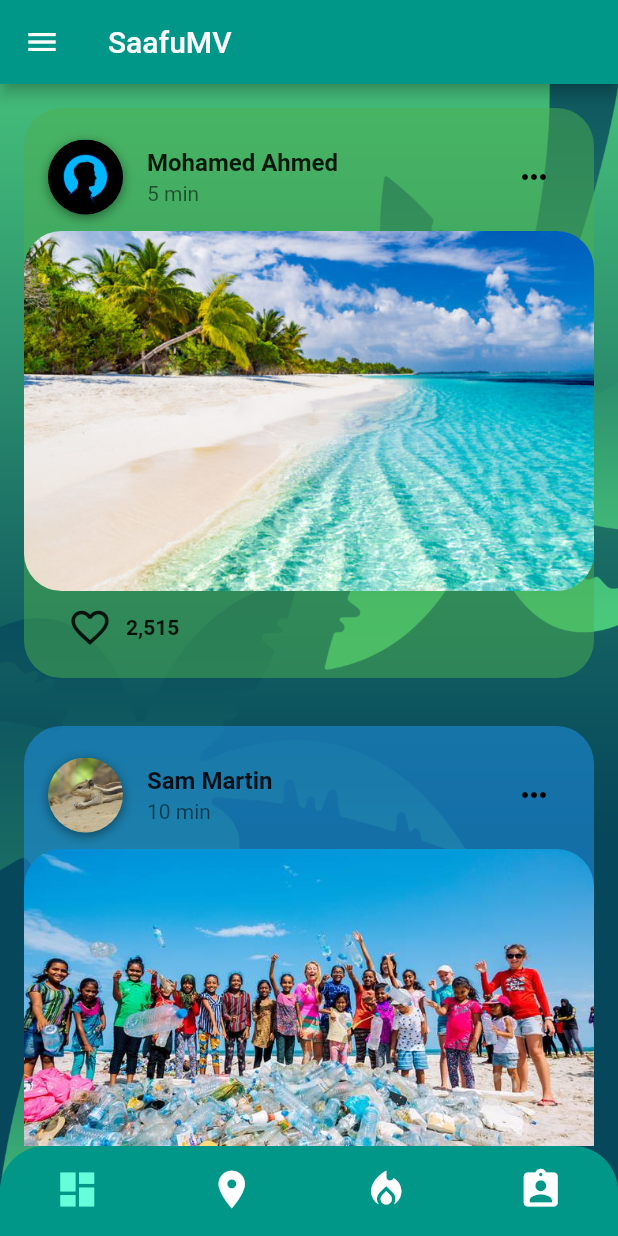
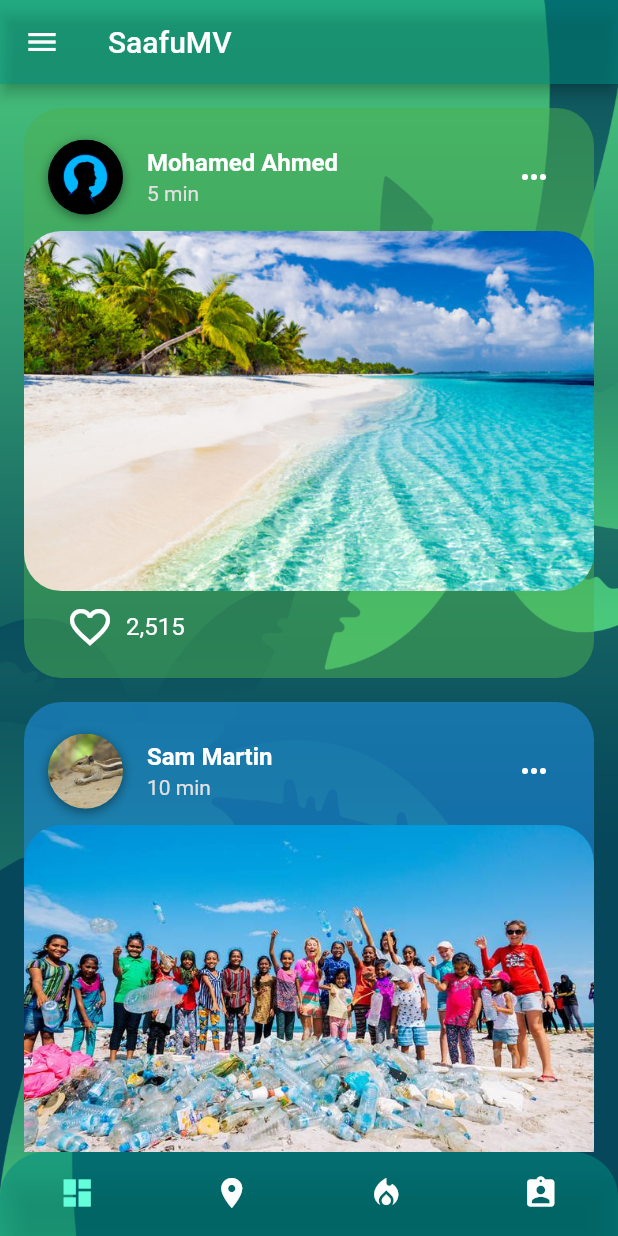
Before and after one commit to yersie/SaafuMV, a Flutter app: the HomePage screen opened by its route, on a phone screen of 412 x 824 dp. Run offline on Flutter 3.47's test engine with Material 2 defaults, Android fonts, the phone set to English and light mode, and no system bars; accounts and stored records are empty.

Commit message:
update 	new file:   asset/img/badge.png 	modified:   lib/helper/validator.dart 	modified:   lib/main.dart 	modified:   lib/page/home_page.dart 	modified:   lib/page/sign_in_page.dart 	modified:   lib/page/sign_up_page.dart 	modified:   lib/provider/auth_provider.dart 	new file:   lib/tab/feed_tab.dart 	new file:   lib/tab/profile_tab.dart 	modified:   lib/widget/app_drawer.dart 	deleted:    lib/widget/bottom_nav.dart 	modified:   lib/widget/custom_back_button.dart 	modified:   lib/widget/event_card.dart

```diff
--- a/lib/helper/validator.dart
+++ b/lib/helper/validator.dart
@@ -8,6 +8,6 @@ class Validator {
   );
 
   static bool validateEmail(email) {
-    return emailRegExp.hasMatch(email);
+    return !emailRegExp.hasMatch(email);
   }
 }
--- a/lib/page/home_page.dart
+++ b/lib/page/home_page.dart
@@ -1,14 +1,35 @@
 import 'package:flutter/material.dart';
 
-import '../provider/event_provider.dart';
 import '../widget/app_drawer.dart';
-import '../widget/bottom_nav.dart';
-import '../widget/event_card.dart';
+import '../tab/feed_tab.dart';
+import '../tab/profile_tab.dart';
 
-class HomePage extends StatelessWidget {
+class HomePage extends StatefulWidget {
   static const ROUTE = '/home';
 
-  final events = Events().events;
+  @override
+  _HomePageState createState() => _HomePageState();
+}
+
+class _HomePageState extends State<HomePage> {
+  int _selectedIndex = 0;
+
+  final List<Widget> _widgetOptions = <Widget>[
+    FeedTab(),
+    Center(
+      child: Text('Map Page'),
+    ),
+    Center(
+      child: Text('Leaderboard Page'),
+    ),
+    ProfileTab(),
+  ];
+
+  void _onItemTapped(int index) {
+    setState(() {
+      _selectedIndex = index;
+    });
+  }
 
   @override
   Widget build(BuildContext context) {
@@ -25,16 +46,54 @@ class HomePage extends StatelessWidget {
             ),
           ),
           Scaffold(
-            bottomNavigationBar: BottomNav(),
             backgroundColor: Colors.transparent,
-            drawer: AppDrawer(),
             appBar: AppBar(
-              backgroundColor: Colors.teal,
+              backgroundColor: Colors.teal.withOpacity(0.5),
               title: const Text('SaafuMV'),
             ),
-            body: ListView(
-              physics: AlwaysScrollableScrollPhysics(),
-              children: <Widget>[...events.map((e) => EventCard(e)).toList()],
+            drawer: AppDrawer(),
+            body: _widgetOptions.elementAt(_selectedIndex),
+            bottomNavigationBar: ClipRRect(
+              borderRadius: BorderRadius.only(
+                topLeft: Radius.circular(30.0),
+                topRight: Radius.circular(30.0),
+              ),
+              child: BottomNavigationBar(
+                backgroundColor: Colors.teal.withOpacity(0.5),
+                selectedItemColor: Colors.tealAccent,
+                unselectedItemColor: Colors.white,
+                type: BottomNavigationBarType.fixed,
+                showSelectedLabels: false,
+                showUnselectedLabels: false,
+                currentIndex: _selectedIndex,
+                onTap: _onItemTapped,
+                items: [
+                  BottomNavigationBarItem(
+                    icon: Icon(
+                      Icons.dashboard,
+                    ),
+                    label: 'Feed',
+                  ),
+                  BottomNavigationBarItem(
+                    icon: Icon(
+                      Icons.place,
+                    ),
+                    label: 'Map',
+                  ),
+                  BottomNavigationBarItem(
+                    icon: Icon(
+                      Icons.local_fire_department,
+                    ),
+                    label: 'Leaderboard',
+                  ),
+                  BottomNavigationBarItem(
+                    icon: Icon(
+                      Icons.assignment_ind,
+                    ),
+                    label: 'Profile',
+                  ),
+                ],
+              ),
             ),
           ),
         ],
--- a/lib/provider/auth_provider.dart
+++ b/lib/provider/auth_provider.dart
@@ -18,6 +18,7 @@ class Auth with ChangeNotifier {
       email: email,
     );
     notifyListeners();
+    print('Username: ' + _user.username);
   }
 
   void signIn(username, email) {
--- /dev/null
+++ b/lib/tab/feed_tab.dart
@@ -0,0 +1,16 @@
+import 'package:flutter/material.dart';
+
+import '../provider/event_provider.dart';
+import '../widget/event_card.dart';
+
+class FeedTab extends StatelessWidget {
+  final events = Events().events;
+
+  @override
+  Widget build(BuildContext context) {
+    return ListView(
+      padding: EdgeInsets.symmetric(vertical: 8.0),
+      children: <Widget>[...events.map((e) => EventCard(e)).toList()],
+    );
+  }
+}
--- a/lib/widget/app_drawer.dart
+++ b/lib/widget/app_drawer.dart
@@ -8,7 +8,7 @@ class AppDrawer extends StatelessWidget {
         children: [
           Container(
             height: double.infinity,
-            color: Colors.teal.shade200,
+            color: Colors.teal.shade300,
             // decoration: BoxDecoration(
             //   image: DecorationImage(
             //     fit: BoxFit.cover,
@@ -20,7 +20,7 @@ class AppDrawer extends StatelessWidget {
               AppBar(
                 title: Text('SaafuMV'),
                 automaticallyImplyLeading: false,
-                backgroundColor: Colors.teal,
+                backgroundColor: Colors.teal.withOpacity(0.8),
                 elevation: 0,
               ),
               ListTile(
--- a/lib/widget/bottom_nav.dart
+++ /dev/null
@@ -1,53 +0,0 @@
-import 'package:flutter/material.dart';
-
-class BottomNav extends StatelessWidget {
-  @override
-  Widget build(BuildContext context) {
-    return ClipRRect(
-      borderRadius: BorderRadius.only(
-        topLeft: Radius.circular(30.0),
-        topRight: Radius.circular(30.0),
-      ),
-      child: BottomNavigationBar(
-        backgroundColor: Colors.teal,
-        type: BottomNavigationBarType.fixed,
-        showSelectedLabels: false,
-        showUnselectedLabels: false,
-        items: [
-          BottomNavigationBarItem(
-            icon: Icon(
-              Icons.dashboard,
-              size: 30.0,
-              color: Colors.tealAccent,
-            ),
-            label: 'Feed',
-          ),
-          BottomNavigationBarItem(
-            icon: Icon(
-              Icons.place,
-              size: 30.0,
-              color: Colors.white,
-            ),
-            label: 'Map',
-          ),
-          BottomNavigationBarItem(
-            icon: Icon(
-              Icons.local_fire_department,
-              size: 30.0,
-              color: Colors.white,
-            ),
-            label: 'Leaderboard',
-          ),
-          BottomNavigationBarItem(
-            icon: Icon(
-              Icons.assignment_ind,
-              size: 30.0,
-              color: Colors.white,
-            ),
-            label: 'Profile',
-          ),
-        ],
-      ),
-    );
-  }
-}
--- a/lib/widget/custom_back_button.dart
+++ b/lib/widget/custom_back_button.dart
@@ -15,8 +15,7 @@ class CustomBackButton extends StatelessWidget {
           image: AssetImage('asset/img/beach.png'),
         ),
       ),
-      child: Positioned(
-          child: Stack(
+      child: Stack(
         children: <Widget>[
           Positioned(
             top: 20,
@@ -56,7 +55,7 @@ class CustomBackButton extends StatelessWidget {
             ),
           )
         ],
-      )),
+      ),
     );
   }
 }
--- a/lib/widget/event_card.dart
+++ b/lib/widget/event_card.dart
@@ -21,7 +21,7 @@ class EventCard extends StatelessWidget {
   @override
   Widget build(BuildContext context) {
     return Padding(
-      padding: EdgeInsets.symmetric(horizontal: 16.0, vertical: 16.0),
+      padding: EdgeInsets.symmetric(horizontal: 16.0, vertical: 8.0),
       child: Container(
         width: double.infinity,
         // height: 340.0,
@@ -64,19 +64,24 @@ class EventCard extends StatelessWidget {
                       event.authorName,
                       style: TextStyle(
                         fontWeight: FontWeight.bold,
+                        color: Colors.white,
                       ),
                     ),
-                    subtitle: Text(event.timeAgo),
+                    subtitle: Text(
+                      event.timeAgo,
+                      style: TextStyle(
+                        color: Colors.grey.shade300,
+                      ),
+                    ),
                     trailing: IconButton(
                       icon: Icon(Icons.more_horiz),
-                      color: Colors.black,
+                      color: Colors.white,
                       onPressed: () => print('More'),
                     ),
                   ),
                   InkWell(
                     onDoubleTap: () => print('Like post'),
                     child: Container(
-                      // margin: EdgeInsets.all(10.0),
                       width: double.infinity,
                       height: 240.0,
                       decoration: BoxDecoration(
@@ -99,15 +104,15 @@ class EventCard extends StatelessWidget {
                               children: <Widget>[
                                 IconButton(
                                   icon: Icon(Icons.favorite_border),
-                                  iconSize: 30.0,
+                                  iconSize: 32.0,
+                                  color: Colors.white,
                                   onPressed: () => print('Like post'),
                                 ),
                                 Text(
                                   '2,515',
-                                  style: TextStyle(
-                                    fontSize: 14.0,
-                                    fontWeight: FontWeight.w600,
-                                  ),
+                                  style: Theme.of(context)
+                                      .accentTextTheme
+                                      .subtitle1,
                                 ),
                               ],
                             ),
```
Also changed, not shown: lib/main.dart (+8 -9 lines), lib/page/sign_in_page.dart (+23 -7 lines), lib/page/sign_up_page.dart (+42 -12 lines), lib/tab/profile_tab.dart (added, +155 -0 lines), asset/img/badge.png (added).
